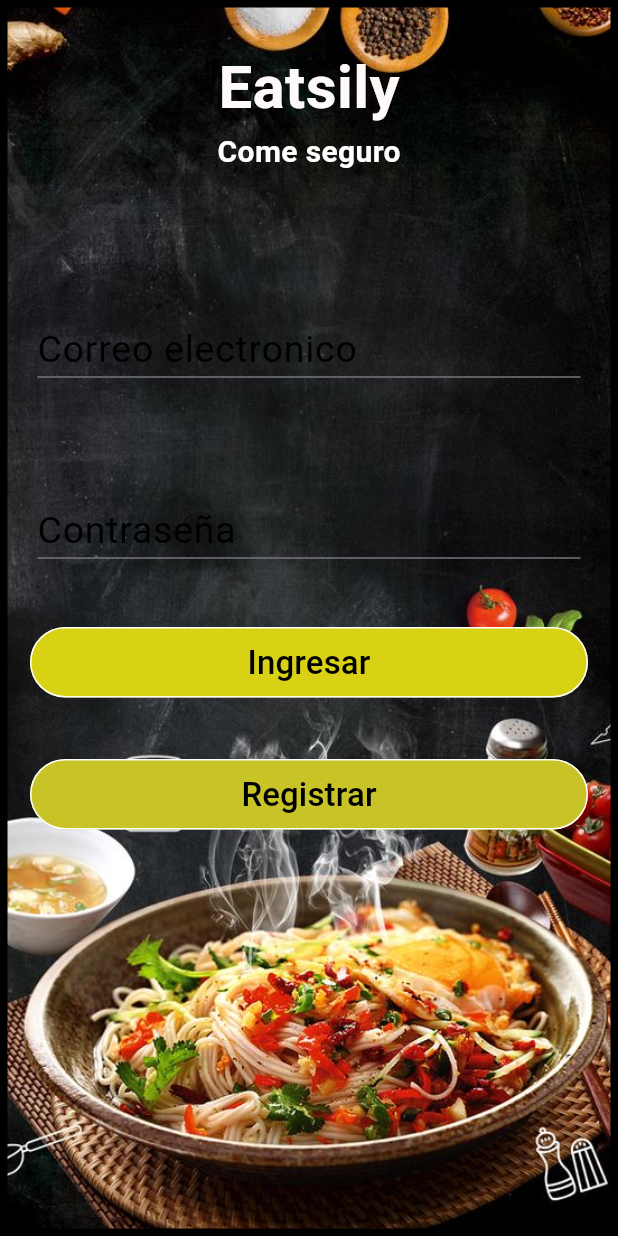
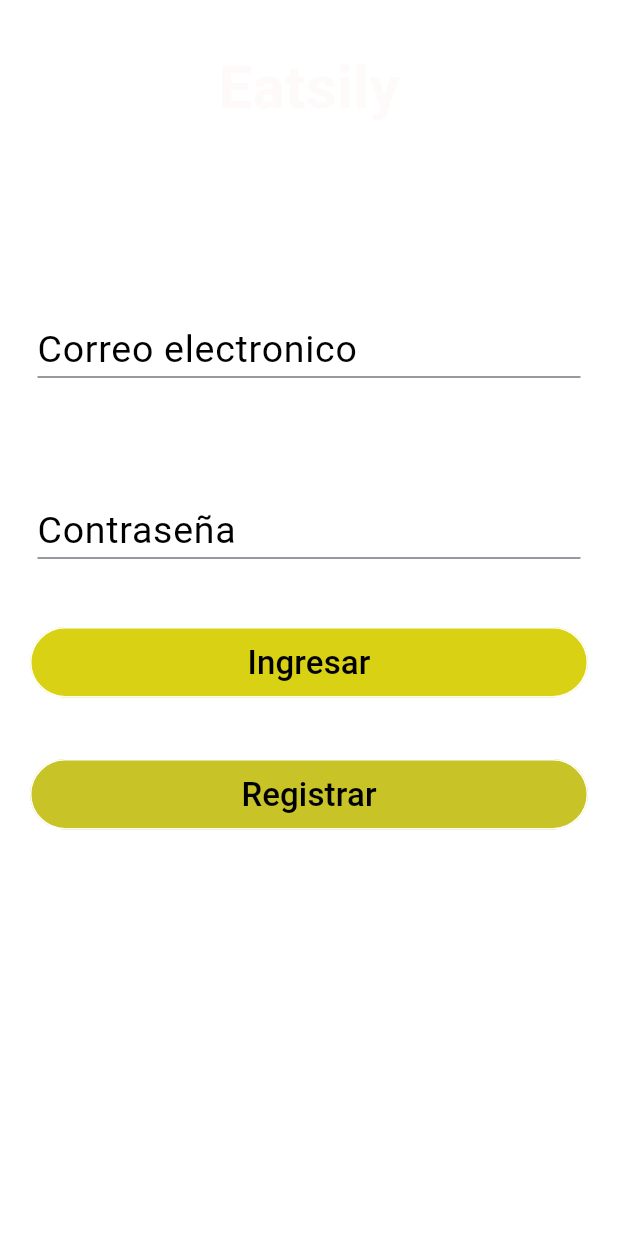
Before and after one commit to gentlemani/flutterSchool, a Flutter app: the screen it shows after launch, on a phone screen of 412 x 824 dp. Run offline on Flutter 3.47's test engine with Material 3 defaults, Android fonts, the phone set to English and light mode, and no system bars; our stand-ins replace firebase_auth, firebase_core; accounts and stored records are empty; generated files the repository leaves out were written again.

Commit message:
Cambios menores sobre la verificacion de correo

```diff
--- a/lib/main.dart
+++ b/lib/main.dart
@@ -1,6 +1,7 @@
 import 'package:eatsily/Fondos/login_fondo.dart';
 import 'package:eatsily/firebase_options.dart';
 import 'package:eatsily/sesion/login_page.dart';
+import 'package:eatsily/widget_tree.dart';
 import 'package:firebase_core/firebase_core.dart';
 import 'package:flutter/material.dart';
 
@@ -17,11 +18,12 @@ class MyApp extends StatelessWidget {
   @override
   Widget build(BuildContext context) {
     return const MaterialApp(
-        home: Scaffold(
-          body: Stack(
-            children: [Fondo(), SignInPage()],
-          ),
-        ),
+        // home: Scaffold(
+        //   body: Stack(
+        //     children: [Fondo(), SignInPage()],
+        //   ),
+        // ),
+        home: WidgetTree(),
         debugShowCheckedModeBanner: false);
   }
 }
--- a/lib/widget_tree.dart
+++ b/lib/widget_tree.dart
@@ -1,5 +1,5 @@
 import 'package:eatsily/auth.dart';
-import 'package:eatsily/sesion/register_page.dart';
+import 'package:eatsily/sesion/login_page.dart';
 import 'package:eatsily/sesion/verifyEmail_page.dart';
 import 'package:flutter/material.dart';
 
@@ -19,7 +19,7 @@ class _WidgetTreeState extends State<WidgetTree> {
         if (snapshot.hasData) {
           return const VerifyEmailPage();
         } else {
-          return const SignUpPage();
+          return const SignInPage();
         }
       },
     );
```
Also changed, not shown: lib/sesion/register_page.dart (+15 -20 lines).
